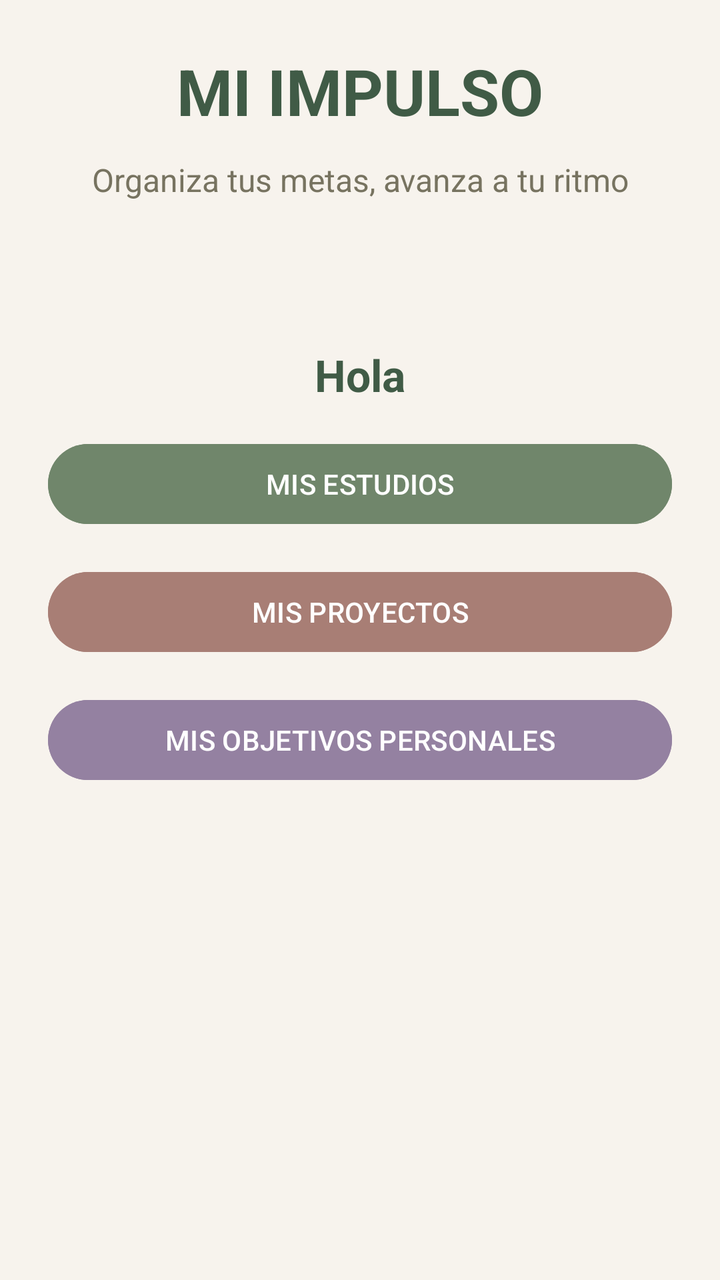
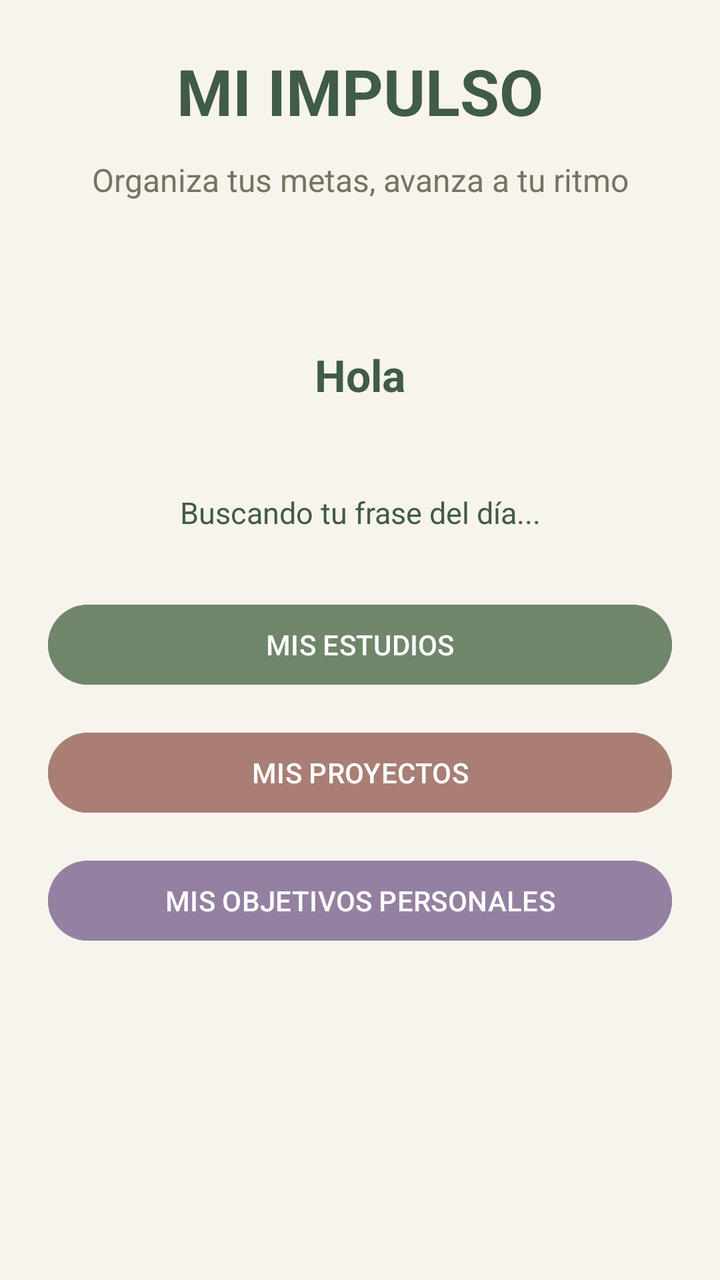

The first picture is an Android layout as it rendered before a commit; the second is the same layout after the commit. The layout source and the unified diff follow.
<!-- AndroidManifest.xml: application theme Theme.MiImpulso -->
<!-- res/layout/activity_main.xml -->
<?xml version="1.0" encoding="utf-8"?>
<LinearLayout
    xmlns:android="http://schemas.android.com/apk/res/android"
    xmlns:tools="http://schemas.android.com/tools"
    android:id="@+id/main"
    android:layout_width="match_parent"
    android:layout_height="match_parent"
    android:orientation="vertical"
    android:layout_gravity="center"
    android:padding="24dp"
    android:background="@color/impulso_fondo">

    <TextView
        android:layout_width="match_parent"
        android:layout_height="wrap_content"
        android:text="MI IMPULSO"
        android:textSize="32sp"
        android:textStyle="bold"
        android:textColor="@color/impulso_verde"
        android:gravity="center"
        android:layout_marginBottom="12dp"/>

    <TextView
        android:layout_width="match_parent"
        android:layout_height="wrap_content"
        android:text="Organiza tus metas, avanza a tu ritmo"
        android:textSize="16sp"
        android:textColor="@color/impulso_texto"
        android:gravity="center"
        android:layout_marginBottom="48dp"/>

    <TextView
        android:id="@+id/txtSaludo"
        android:layout_width="match_parent"
        android:layout_height="wrap_content"
        android:text="Hola"
        android:textSize="22sp"
        android:textStyle="bold"
        android:textColor="@color/impulso_verde"
        android:gravity="center"
        android:layout_marginTop="24dp"
        android:layout_marginBottom="16dp"/>

    <Button
        android:id="@+id/btnEstudios"
        android:layout_width="match_parent"
        android:layout_height="wrap_content"
        android:text="MIS ESTUDIOS"
        android:textColor="@color/impulso_blanco"
        android:backgroundTint="@color/impulso_estudios"
        android:layout_marginBottom="16dp"/>
    <Button
        android:id="@+id/btnProtectos"
        android:layout_width="match_parent"
        android:layout_height="wrap_content"
        android:text="MIS PROYECTOS"
        android:textColor="@color/impulso_blanco"
        android:backgroundTint="@color/impulso_proyectos"
        android:layout_marginBottom="16dp"/>
    <Button
        android:id="@+id/btnPersonal"
        android:layout_width="match_parent"
        android:layout_height="wrap_content"
        android:text="MIS OBJETIVOS PERSONALES"
        android:textColor="@color/impulso_blanco"
        android:backgroundTint="@color/impulso_personal"/>


</LinearLayout>
<!-- resources referenced by this layout -->
<resources>
  <color name="impulso_blanco">#FFFFFFFF</color>
  <color name="impulso_estudios">#70866B</color>
  <color name="impulso_fondo">#F7F3ED</color>
  <color name="impulso_personal">#9481A1</color>
  <color name="impulso_proyectos">#A87E75</color>
  <color name="impulso_texto">#777360</color>
  <color name="impulso_verde">#405B46</color>
  <style name="Theme.MiImpulso" parent="Base.Theme.MiImpulso" />
  <style name="Base.Theme.MiImpulso" parent="Theme.Material3.DayNight.NoActionBar">
          
          
      </style>
</resources>

<!-- the commit's change to res/layout/activity_main.xml (unified diff, before → after) -->
@@ -41,6 +41,18 @@
         android:layout_marginTop="24dp"
         android:layout_marginBottom="16dp"/>
 
+    <TextView
+        android:id="@+id/txtFrase"
+        android:layout_width="match_parent"
+        android:layout_height="wrap_content"
+        android:text="Buscando tu frase del día..."
+        android:textSize="15sp"
+        android:textColor="@color/impulso_verde"
+        android:gravity="center"
+        android:padding="16dp"
+        android:layout_marginTop="12dp"
+        android:layout_marginBottom="16dp"/>
+
     <Button
         android:id="@+id/btnEstudios"
         android:layout_width="match_parent"
